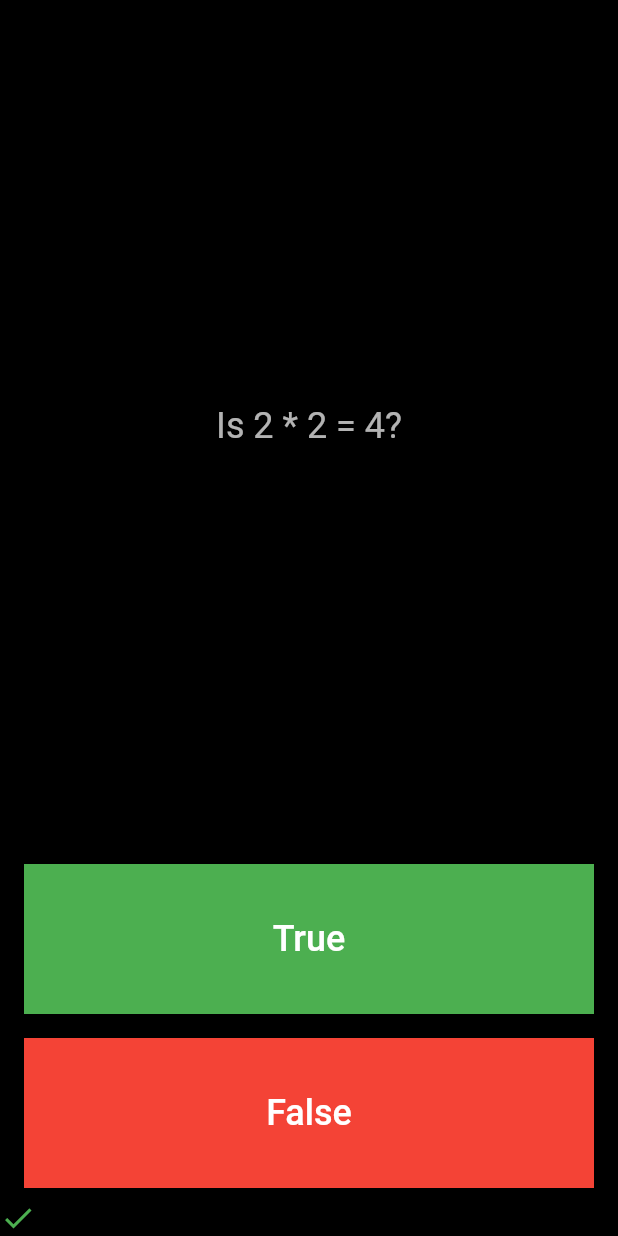
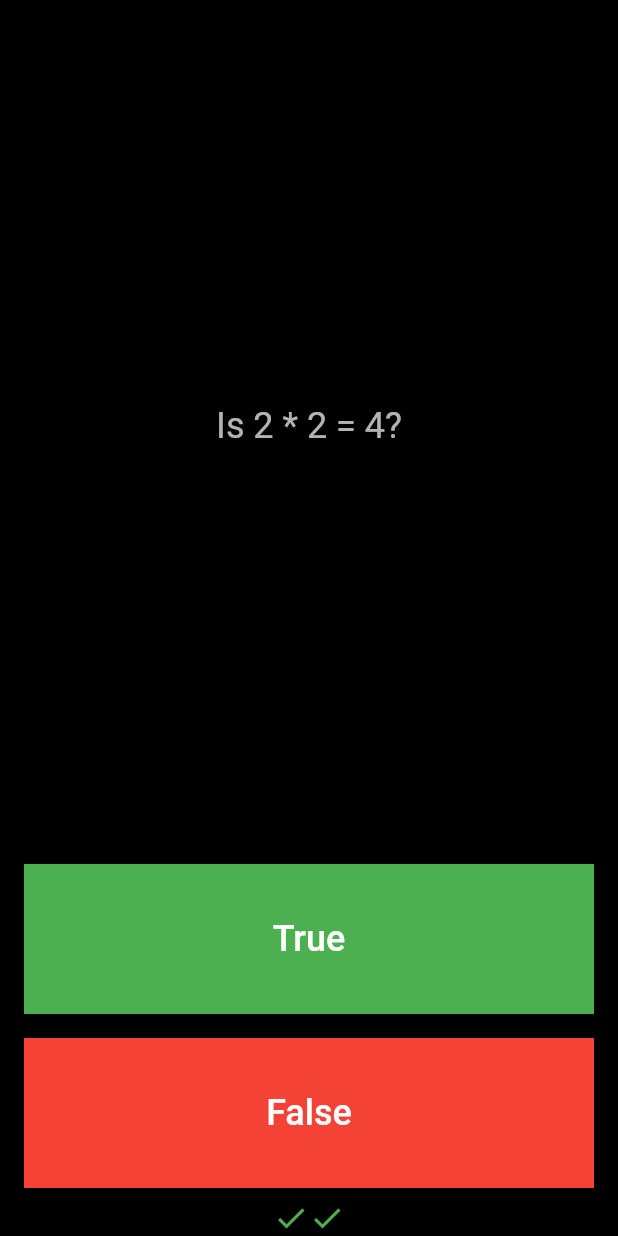
Before and after one commit to frankamente/QuizzlerAppBrewerCourse, a Flutter app: the screen it shows after launch, after a tap on "True", after a tap on "False", on a phone screen of 412 x 824 dp. Run offline on Flutter 3.47's test engine with Material 2 defaults, Android fonts, the phone set to English and light mode, and no system bars; our stand-ins replace bloc, equatable, flutter_bloc.

Commit message:
Added history

```diff
--- a/lib/bloc/question_bloc.dart
+++ b/lib/bloc/question_bloc.dart
@@ -13,7 +13,8 @@ part 'question_state.dart';
 class QuestionBloc extends Bloc<QuestionEvent, QuestionState> {
   Map<int, Question> questionMap;
   int currentIndex;
-
+  Question lastQuestion;
+  List<bool> history = List();
   @override
   QuestionState get initialState {
     questionMap = getQuestionList().asMap();
@@ -25,6 +26,7 @@ class QuestionBloc extends Bloc<QuestionEvent, QuestionState> {
   Stream<QuestionState> mapEventToState(
     QuestionEvent event,
   ) async* {
+    lastQuestion = questionMap[currentIndex];
     currentIndex++;
     if (currentIndex == questionMap.length) {
       currentIndex = 0;
@@ -57,9 +59,11 @@ class QuestionBloc extends Bloc<QuestionEvent, QuestionState> {
   QuestionResponse getQuestionResponse(bool answer) {
     Question question = questionMap[currentIndex];
     AnswerOption answerOption = answer ? AnswerOption.yes : AnswerOption.no;
+    bool lastQuestionWasCorrect = lastQuestion.correctAnswer == answerOption;
+    history.add(lastQuestionWasCorrect);
     return QuestionResponse(
-      nextQuestionText: question.text,
-      lastQuestionWasCorrect: question.correctAnswer == answerOption,
-    );
+        nextQuestionText: question.text,
+        lastQuestionWasCorrect: lastQuestionWasCorrect,
+        history: history);
   }
 }
--- a/lib/data/questionResponse.dart
+++ b/lib/data/questionResponse.dart
@@ -3,9 +3,11 @@ import 'package:flutter/widgets.dart';
 class QuestionResponse {
   final String nextQuestionText;
   final bool lastQuestionWasCorrect;
+  final List<bool> history;
 
   QuestionResponse({
     @required this.nextQuestionText,
     @required this.lastQuestionWasCorrect,
+    @required this.history,
   });
 }
--- a/lib/pages/questionView.dart
+++ b/lib/pages/questionView.dart
@@ -77,16 +77,46 @@ class QuestionView extends StatelessWidget {
               ),
             ),
           ),
-          Row(
-            children: <Widget>[
-              Icon(
-                Icons.check,
-                color: Colors.green,
-              ),
-            ],
-          )
+          History()
         ],
       ),
     );
   }
 }
+
+class History extends StatelessWidget {
+  const History({
+    Key key,
+  }) : super(key: key);
+
+  @override
+  Widget build(BuildContext context) {
+    final questionBloc = BlocProvider.of<QuestionBloc>(context);
+    return BlocBuilder<QuestionBloc, QuestionState>(
+        bloc: questionBloc,
+        builder: (context, state) {
+          if (state is QuestionInitial) {
+            return Row(
+              children: <Widget>[],
+            );
+          }
+          if (state is QuestionLoaded) {
+            List<Icon> history = List();
+            state.questionResponse.history.forEach((lastQuestionWasCorrect) {
+              history.add(Icon(
+                lastQuestionWasCorrect ? Icons.check : Icons.close,
+                color: lastQuestionWasCorrect ? Colors.green : Colors.red,
+              ));
+            });
+            return Container(
+              margin: const EdgeInsets.symmetric(
+                horizontal: 14,
+              ),
+              child: SingleChildScrollView(
+                  scrollDirection: Axis.horizontal,
+                  child: Row(children: history)),
+            );
+          }
+        });
+  }
+}
--- a/pubspec.yaml
+++ b/pubspec.yaml
@@ -23,7 +23,7 @@ environment:
 dependencies:
   flutter:
     sdk: flutter
-  flutter_bloc: ^3.2.0
+  flutter_bloc: ^4.0.0
   equatable: ^1.1.1
 
 
```
Also changed, not shown: pubspec.lock.
